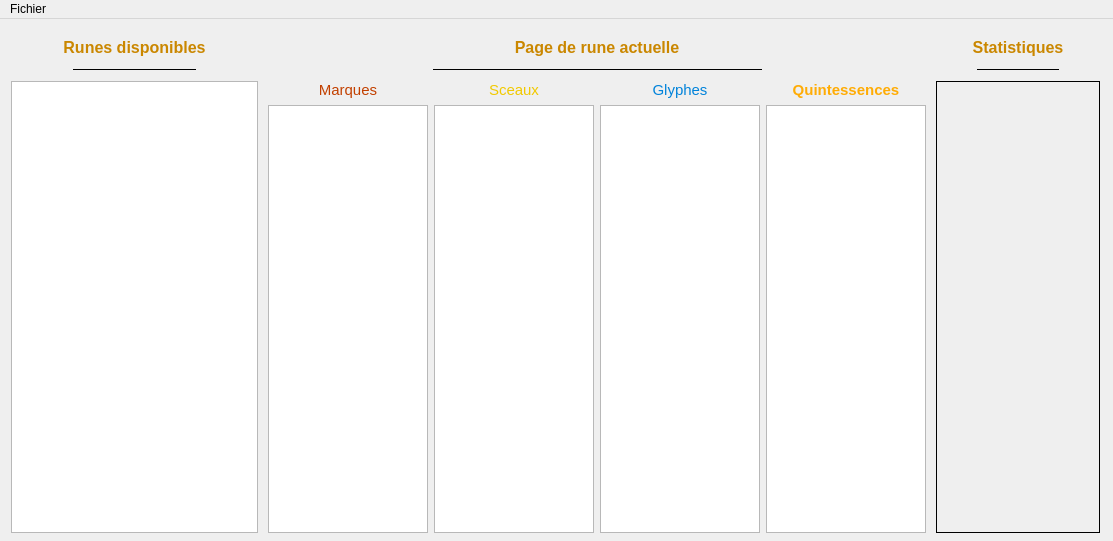
Old version of the form fenetre.ui in the repository zeFresk/RunePage-creator.
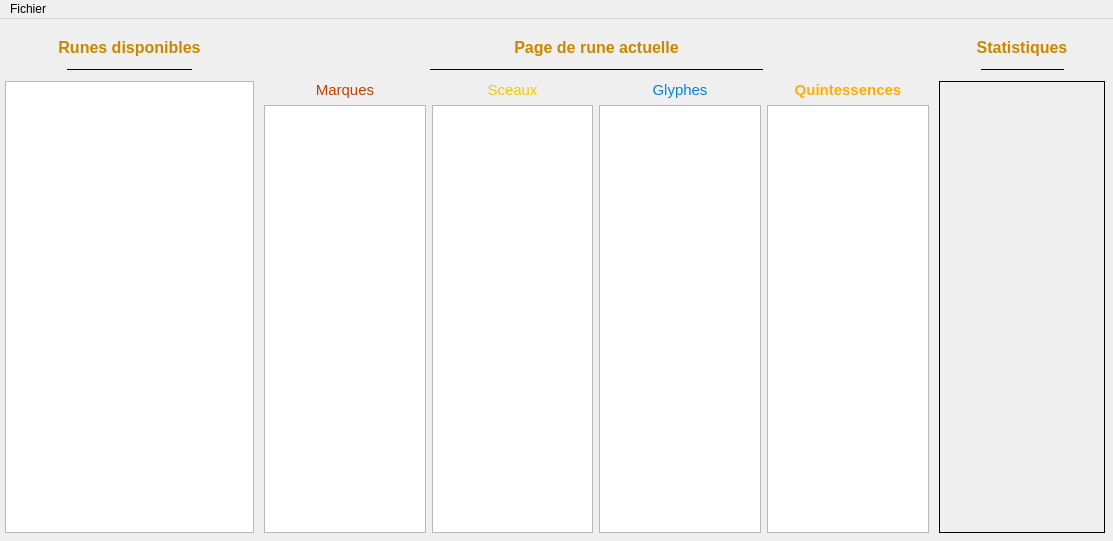
New version of the form. Icons and pictures are not drawn.

Commit message: Le vrai index est disponible, je n'ai pas mis les runes vraiment peu utilisées. On en profite pour aérer la fenêtre et la rendre non redimensionnable !

The edit to the form file:
```diff
--- a/fenetre.ui
+++ b/fenetre.ui
@@ -10,6 +10,24 @@
     <height>541</height>
    </rect>
   </property>
+  <property name="sizePolicy">
+   <sizepolicy hsizetype="Fixed" vsizetype="Fixed">
+    <horstretch>0</horstretch>
+    <verstretch>0</verstretch>
+   </sizepolicy>
+  </property>
+  <property name="minimumSize">
+   <size>
+    <width>1113</width>
+    <height>541</height>
+   </size>
+  </property>
+  <property name="maximumSize">
+   <size>
+    <width>1113</width>
+    <height>541</height>
+   </size>
+  </property>
   <property name="windowTitle">
    <string>Créateur de page de runes</string>
   </property>
@@ -28,8 +46,11 @@
      </rect>
     </property>
     <layout class="QGridLayout" name="LayoutBase" rowstretch="1,10" columnstretch="3,8,2">
+     <property name="leftMargin">
+      <number>5</number>
+     </property>
      <property name="rightMargin">
-      <number>10</number>
+      <number>5</number>
      </property>
      <property name="bottomMargin">
       <number>5</number>
```
The commit also changes 2 other files.
